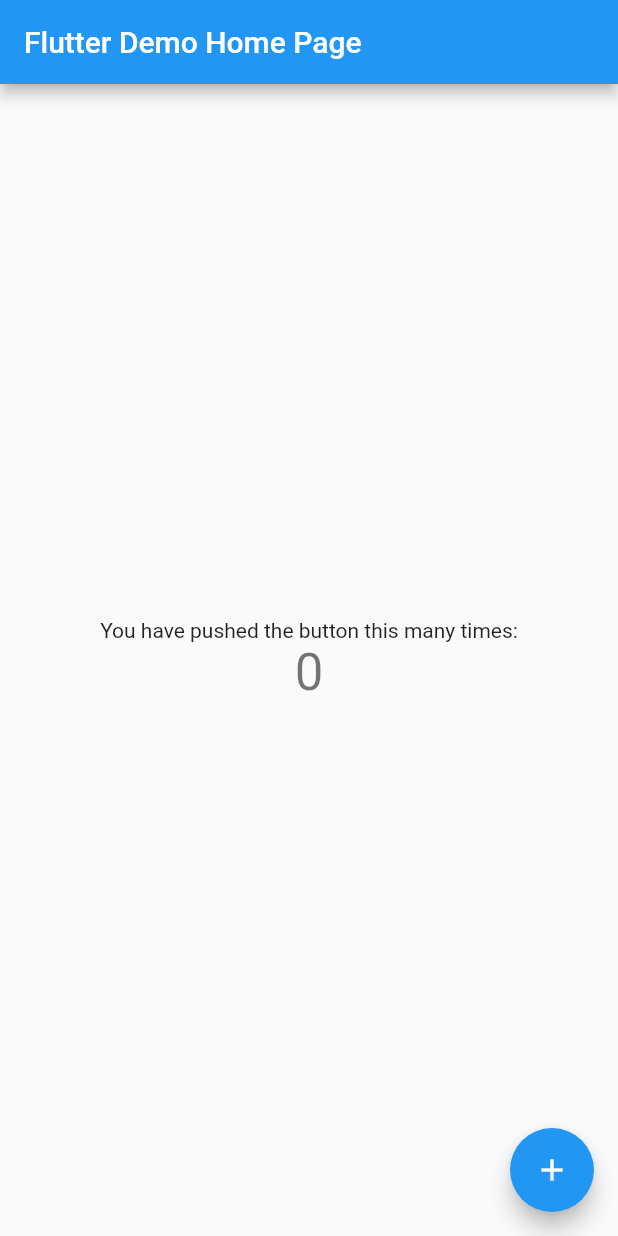
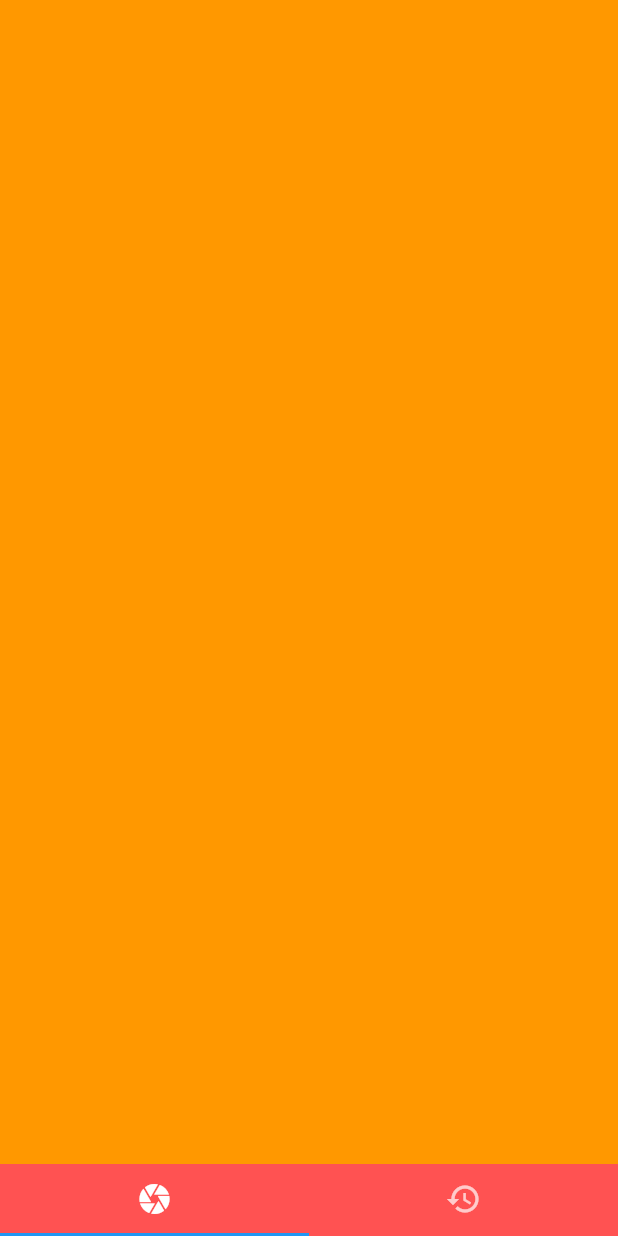
Before and after one commit to stories2/Flutter-Auto-Translator, a Flutter app: the screen it shows after launch, on a phone screen of 412 x 824 dp. Run offline on Flutter 3.47's test engine with Material 2 defaults, Android fonts, the phone set to English and light mode, and no system bars.

Commit message:
HomePage : add tab view

```diff
--- /dev/null
+++ b/auto_translator/lib/View/CameraPage.dart
@@ -0,0 +1,20 @@
+import 'package:flutter/material.dart';
+
+class CameraPage extends StatefulWidget {
+
+  @override
+  State createState() {
+    return new CameraPageState();
+  }
+}
+
+class CameraPageState extends State<CameraPage> {
+
+  @override
+  Widget build(BuildContext context) {
+    return new Scaffold(
+      body: null,
+      backgroundColor: Colors.orange,
+    );
+  }
+}
--- /dev/null
+++ b/auto_translator/lib/View/HomePage.dart
@@ -0,0 +1,64 @@
+import 'package:flutter/material.dart';
+
+import './CameraPage.dart';
+import './TranslateHistoryPage.dart';
+
+class HomePage extends StatefulWidget {
+
+  @override
+  State createState() {
+    return new HomePageState();
+  }
+}
+
+class HomePageState extends State<HomePage> with SingleTickerProviderStateMixin{
+
+  TabController homeTabController;
+
+  @override
+  Widget build(BuildContext context) {
+    return new Scaffold(
+      body: new TabBarView(
+          controller: homeTabController,
+          children: <Widget>[
+            new CameraPage(),
+            new TranslateHistoryPage()
+          ]
+      ),
+      bottomNavigationBar: new Material(
+        color: Colors.redAccent,
+        child: new TabBar(
+            controller: homeTabController,
+            tabs: <Tab>[
+              new Tab(
+                icon: new Icon(
+                  Icons.camera
+                ),
+              ),
+              new Tab(
+                icon: new Icon(
+                  Icons.history
+                ),
+              )
+            ]
+        ),
+      ),
+      backgroundColor: Colors.green,
+    );
+  }
+
+  @override
+  void initState() {
+    super.initState();
+    homeTabController = new TabController(
+        length: 2,
+        vsync: this
+    );
+  }
+
+  @override
+  void dispose() {
+    homeTabController.dispose();
+    super.dispose();
+  }
+}
--- /dev/null
+++ b/auto_translator/lib/View/TranslateHistoryPage.dart
@@ -0,0 +1,20 @@
+import 'package:flutter/material.dart';
+
+class TranslateHistoryPage extends StatefulWidget {
+
+  @override
+  State createState() {
+    return new TranslateHistoryPageState();
+  }
+}
+
+class TranslateHistoryPageState extends State<TranslateHistoryPage> {
+
+  @override
+  Widget build(BuildContext context) {
+    return new Scaffold(
+      body: null,
+      backgroundColor: Colors.purpleAccent,
+    );
+  }
+}
--- a/auto_translator/lib/main.dart
+++ b/auto_translator/lib/main.dart
@@ -1,109 +1,9 @@
 import 'package:flutter/material.dart';
 
-void main() => runApp(new MyApp());
+import './View/HomePage.dart';
 
-class MyApp extends StatelessWidget {
-  // This widget is the root of your application.
-  @override
-  Widget build(BuildContext context) {
-    return new MaterialApp(
-      title: 'Flutter Demo',
-      theme: new ThemeData(
-        // This is the theme of your application.
-        //
-        // Try running your application with "flutter run". You'll see the
-        // application has a blue toolbar. Then, without quitting the app, try
-        // changing the primarySwatch below to Colors.green and then invoke
-        // "hot reload" (press "r" in the console where you ran "flutter run",
-        // or press Run > Flutter Hot Reload in IntelliJ). Notice that the
-        // counter didn't reset back to zero; the application is not restarted.
-        primarySwatch: Colors.blue,
-      ),
-      home: new MyHomePage(title: 'Flutter Demo Home Page'),
-    );
-  }
+void main() {
+  runApp(new MaterialApp(
+    home: new HomePage(),
+  ));
 }
-
-class MyHomePage extends StatefulWidget {
-  MyHomePage({Key key, this.title}) : super(key: key);
-
-  // This widget is the home page of your application. It is stateful, meaning
-  // that it has a State object (defined below) that contains fields that affect
-  // how it looks.
-
-  // This class is the configuration for the state. It holds the values (in this
-  // case the title) provided by the parent (in this case the App widget) and
-  // used by the build method of the State. Fields in a Widget subclass are
-  // always marked "final".
-
-  final String title;
-
-  @override
-  _MyHomePageState createState() => new _MyHomePageState();
-}
-
-class _MyHomePageState extends State<MyHomePage> {
-  int _counter = 0;
-
-  void _incrementCounter() {
-    setState(() {
-      // This call to setState tells the Flutter framework that something has
-      // changed in this State, which causes it to rerun the build method below
-      // so that the display can reflect the updated values. If we changed
-      // _counter without calling setState(), then the build method would not be
-      // called again, and so nothing would appear to happen.
-      _counter++;
-    });
-  }
-
-  @override
-  Widget build(BuildContext context) {
-    // This method is rerun every time setState is called, for instance as done
-    // by the _incrementCounter method above.
-    //
-    // The Flutter framework has been optimized to make rerunning build methods
-    // fast, so that you can just rebuild anything that needs updating rather
-    // than having to individually change instances of widgets.
-    return new Scaffold(
-      appBar: new AppBar(
-        // Here we take the value from the MyHomePage object that was created by
-        // the App.build method, and use it to set our appbar title.
-        title: new Text(widget.title),
-      ),
-      body: new Center(
-        // Center is a layout widget. It takes a single child and positions it
-        // in the middle of the parent.
-        child: new Column(
-          // Column is also layout widget. It takes a list of children and
-          // arranges them vertically. By default, it sizes itself to fit its
-          // children horizontally, and tries to be as tall as its parent.
-          //
-          // Invoke "debug paint" (press "p" in the console where you ran
-          // "flutter run", or select "Toggle Debug Paint" from the Flutter tool
-          // window in IntelliJ) to see the wireframe for each widget.
-          //
-          // Column has various properties to control how it sizes itself and
-          // how it positions its children. Here we use mainAxisAlignment to
-          // center the children vertically; the main axis here is the vertical
-          // axis because Columns are vertical (the cross axis would be
-          // horizontal).
-          mainAxisAlignment: MainAxisAlignment.center,
-          children: <Widget>[
-            new Text(
-              'You have pushed the button this many times:',
-            ),
-            new Text(
-              '$_counter',
-              style: Theme.of(context).textTheme.display1,
-            ),
-          ],
-        ),
-      ),
-      floatingActionButton: new FloatingActionButton(
-        onPressed: _incrementCounter,
-        tooltip: 'Increment',
-        child: new Icon(Icons.add),
-      ), // This trailing comma makes auto-formatting nicer for build methods.
-    );
-  }
-}
```
